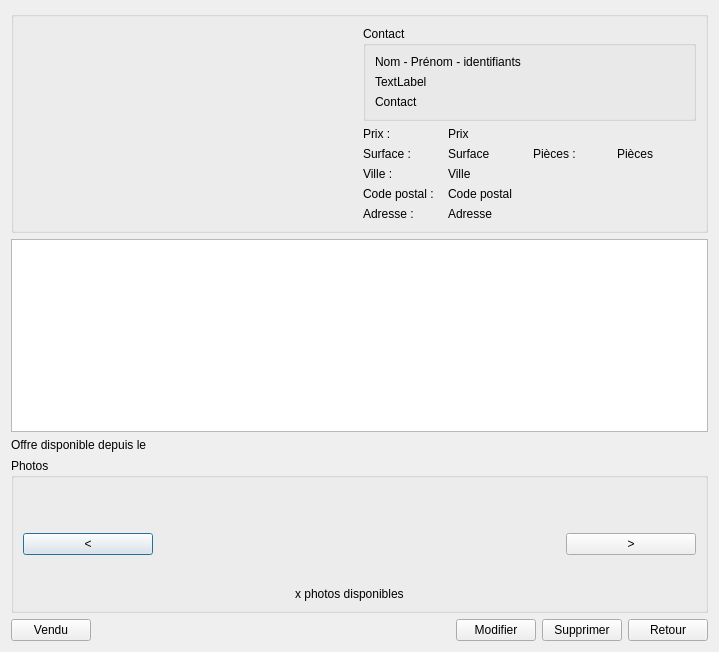
Qt form BestResidence/annoncewindow.ui (jordanlang/BestResidence) before a commit.
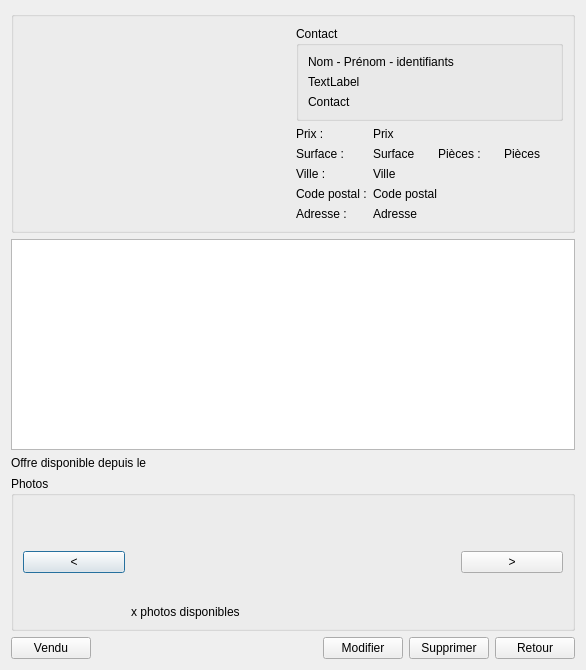
The same form after that commit.

```diff
--- a/BestResidence/annoncewindow.ui
+++ b/BestResidence/annoncewindow.ui
@@ -6,8 +6,8 @@
    <rect>
     <x>0</x>
     <y>0</y>
-    <width>719</width>
-    <height>652</height>
+    <width>586</width>
+    <height>670</height>
    </rect>
   </property>
   <property name="windowTitle">
@@ -193,10 +193,10 @@
             </property>
            </widget>
           </item>
-          <item row="6" column="2">
-           <widget class="QLabel" name="l_nbPhotos">
+          <item row="0" column="1" rowspan="6" colspan="3">
+           <widget class="QLabel" name="photoSupp">
             <property name="text">
-             <string>x photos disponibles</string>
+             <string/>
             </property>
            </widget>
           </item>
@@ -256,6 +256,13 @@
             </property>
            </widget>
           </item>
+          <item row="6" column="1">
+           <widget class="QLabel" name="l_nbPhotos">
+            <property name="text">
+             <string>x photos disponibles</string>
+            </property>
+           </widget>
+          </item>
          </layout>
         </item>
        </layout>
```
Left out of the diff: 43 changed lines with no effect on the pictures.
